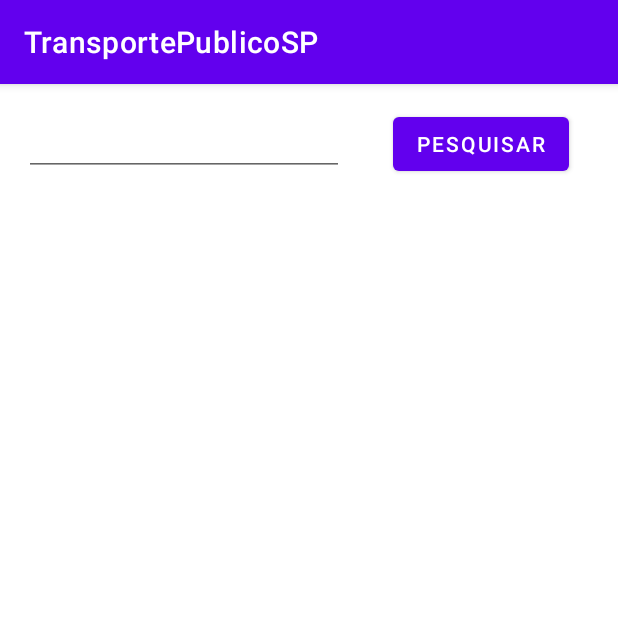
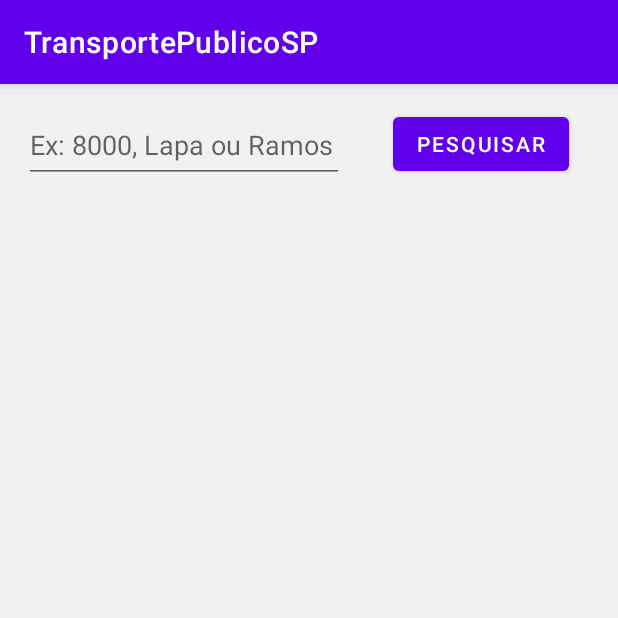
Before and after one commit to Malfaa/TransportePublicoSP, an Android app: the InformativoFragment screen opened through its navigation route, after a tap on "PESQUISAR", on a phone screen of 412 x 824 dp, the top half of it. Run offline under Robolectric (Android 15) with nearby library versions, the phone set to English and light mode, and no system bars; our stand-ins replace data binding; 6 statements that could not run were skipped.

Commit message:
feature & refactor: Informativo Diretório Reformulado
Informativo está funcionando, com pesquisa operando corretamente, retorno para lista. Alterações no fragment_informativo.xml.

Resolução: Sem resolução

```diff
--- a/app/src/main/java/com/malfaa/transportepublicosp/informativo/InformativoFragment.kt
+++ b/app/src/main/java/com/malfaa/transportepublicosp/informativo/InformativoFragment.kt
@@ -1,9 +1,11 @@
 package com.malfaa.transportepublicosp.informativo
 
+import android.content.Intent
 import android.os.Bundle
 import android.view.LayoutInflater
 import android.view.View
 import android.view.ViewGroup
+import androidx.activity.addCallback
 import androidx.fragment.app.Fragment
 import androidx.navigation.fragment.findNavController
 import com.malfaa.transportepublicosp.databinding.FragmentInformativoBinding
@@ -14,6 +16,13 @@ class InformativoFragment : Fragment() {
     private val viewModel: InformativoViewModel by viewModel()
 
     private lateinit var binding: FragmentInformativoBinding
+
+    private val callback = requireActivity().onBackPressedDispatcher.addCallback(viewLifecycleOwner) {
+        val a = Intent(Intent.ACTION_MAIN)
+        a.addCategory(Intent.CATEGORY_HOME)
+        a.flags = Intent.FLAG_ACTIVITY_NEW_TASK
+        startActivity(a)
+    }
 
     companion object{
         const val EDIT_TEXT_STATE = "EDIT_TEXT_STATE"
@@ -26,7 +35,7 @@ class InformativoFragment : Fragment() {
         binding = FragmentInformativoBinding.inflate(inflater, container, false)
 
         binding.viewModel = viewModel
-        binding.lifecycleOwner = this
+        binding.lifecycleOwner = viewLifecycleOwner
 
         return binding.root
     }
@@ -38,16 +47,12 @@ class InformativoFragment : Fragment() {
             binding.busSearch.setText(savedInstanceState.getString(EDIT_TEXT_STATE))
         }
 
-        val adapter = InformativoAdapter(
-            InformativoAdapter.LinhaListener { linha ->
-                findNavController().navigate(
-                    InformativoFragmentDirections.actionInformativoFragmentToMapsFragment(linha)
-                )
-            }
-        )
-
+        val adapter = InformativoAdapter(LinhaListener { linha ->
+            findNavController().navigate(
+                InformativoFragmentDirections.actionInformativoFragmentToMapsFragment(linha)
+            )
+        })
         binding.recyclerView.adapter = adapter
-
         viewModel.linhas.observe(viewLifecycleOwner){
                 linhas ->
             adapter.submitList(linhas)
@@ -55,14 +60,17 @@ class InformativoFragment : Fragment() {
 
         binding.pesquisar.setOnClickListener{
             viewModel.apagarDadosVencidos()
-            viewModel.pesquisarLinha()
+            viewModel.pesquisarLinha(binding.busSearch.text.toString())
             binding.busSearch.text.clear()
         }
+        //Callback
+        callback.isEnabled
     }
 
     override fun onSaveInstanceState(outState: Bundle) {
         val item = binding.busSearch.text.toString()
         super.onSaveInstanceState(outState)
         outState.putString(EDIT_TEXT_STATE, item)
+        //verificar se precisa salvar instancia de request da api
     }
 }
--- a/app/src/main/java/com/malfaa/transportepublicosp/informativo/InformativoViewModel.kt
+++ b/app/src/main/java/com/malfaa/transportepublicosp/informativo/InformativoViewModel.kt
@@ -1,33 +1,33 @@
 package com.malfaa.transportepublicosp.informativo
 
+import android.util.Log
+import androidx.lifecycle.LiveData
 import androidx.lifecycle.MutableLiveData
 import androidx.lifecycle.ViewModel
 import androidx.lifecycle.viewModelScope
+import com.malfaa.transportepublicosp.network.models.LinhaDir
 import com.malfaa.transportepublicosp.repository.Repositorio
+import kotlinx.coroutines.delay
 import kotlinx.coroutines.launch
 
 class InformativoViewModel(private val repositorio: Repositorio) : ViewModel() {
-
-    val linha = MutableLiveData<String>()
     val linhas = repositorio.getLinhas
 
-    fun pesquisarLinha(){
+    fun pesquisarLinha(linha:String){
         viewModelScope.launch {
             try {
-                repositorio.refreshLinhas(linha.value!!)
+                repositorio.refreshLinhas(linha)
             }catch (e: Exception){
-                //Result.failure<String>(e.cause!!)
+                Log.e("IVM 16", e.toString())
             }
         }
     }
 
     fun apagarDadosVencidos(){
         viewModelScope.launch {
-            repositorio.removerLinhas()
+            repositorio.removerLinhas().apply {
+                Log.d("IVM 29 - Database","Apagado")
+            }
         }
     }
 }
-
-
-// Codog linha -> edittext, logo informação dada
-// Codigo de parada tem que arranjar de algum jeito via localização por aproximação/
--- a/app/src/main/res/layout/fragment_informativo.xml
+++ b/app/src/main/res/layout/fragment_informativo.xml
@@ -12,6 +12,7 @@
     <androidx.constraintlayout.widget.ConstraintLayout
         android:layout_width="match_parent"
         android:layout_height="match_parent"
+        android:background="@color/grey"
         tools:context=".informativo.InformativoFragment">
 
 
@@ -19,17 +20,16 @@
             android:id="@+id/busSearch"
             android:layout_width="wrap_content"
             android:layout_height="wrap_content"
+            android:layout_margin="@dimen/informativo_dist"
             android:ems="10"
-            android:text="@={viewModel.linha}"
+            android:hint="@string/bus_search_label"
+            android:importantForAutofill="no"
+            android:inputType="textCapCharacters"
+            android:minHeight="50dp"
             android:textAllCaps="true"
-            android:layout_margin="@dimen/informativo_dist"
-            android:inputType="textPersonName"
             app:layout_constraintStart_toStartOf="parent"
             app:layout_constraintTop_toTopOf="parent"
-            android:importantForAutofill="no"
             tools:ignore="LabelFor" />
-<!--esse busca a linha, resultados são os buzao com diferente direcao-->
-
 
         <Button
             android:id="@+id/pesquisar"
@@ -46,6 +46,7 @@
             android:layout_width="match_parent"
             android:layout_height="0dp"
             android:layout_margin="@dimen/informativo_dist"
+            app:layoutManager="androidx.recyclerview.widget.LinearLayoutManager"
             app:layout_constraintBottom_toBottomOf="parent"
             app:layout_constraintEnd_toEndOf="parent"
             app:layout_constraintStart_toStartOf="parent"
--- a/app/src/main/res/layout/item_informativo.xml
+++ b/app/src/main/res/layout/item_informativo.xml
@@ -8,12 +8,14 @@
             type="com.malfaa.transportepublicosp.network.models.LinhaDir" />
         <variable
             name="clickListener"
-            type="com.malfaa.transportepublicosp.informativo.InformativoAdapter.LinhaListener" />
+            type="com.malfaa.transportepublicosp.informativo.LinhaListener" />
 
     </data>
 
     <androidx.constraintlayout.widget.ConstraintLayout
         android:onClick="@{() -> clickListener.onClick(linha)}"
+        android:layout_marginBottom="@dimen/item_info"
+        android:background="@color/white"
         android:layout_width="match_parent"
         android:layout_height="wrap_content">
 
--- a/app/src/main/res/values/colors.xml
+++ b/app/src/main/res/values/colors.xml
@@ -7,4 +7,5 @@
     <color name="teal_700">#FF018786</color>
     <color name="black">#FF000000</color>
     <color name="white">#FFFFFFFF</color>
+    <color name="grey">#F1F1F1</color>
 </resources>
--- a/app/src/main/res/values/strings.xml
+++ b/app/src/main/res/values/strings.xml
@@ -13,7 +13,10 @@
 
     <string name="fragment_info_pesquisar">Pesquisar</string>
 
-<!--    item_info-->
+<!--    Informativo-->
+    <string name="bus_search_label">Ex: 8000, Lapa ou Ramos</string>
+
+    <!--    item_info-->
     <string name="onibus_num">971A</string>
     <string name="onibus_num_base">-%d</string>
     <string name="onibus_num_base_debug">-10</string>
```
Also changed, not shown: app/src/main/java/com/malfaa/transportepublicosp/informativo/InformativoAdapter.kt (+5 -7 lines).
